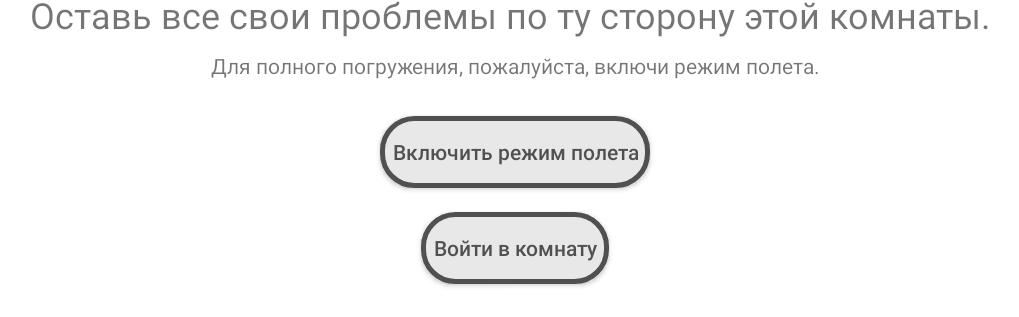
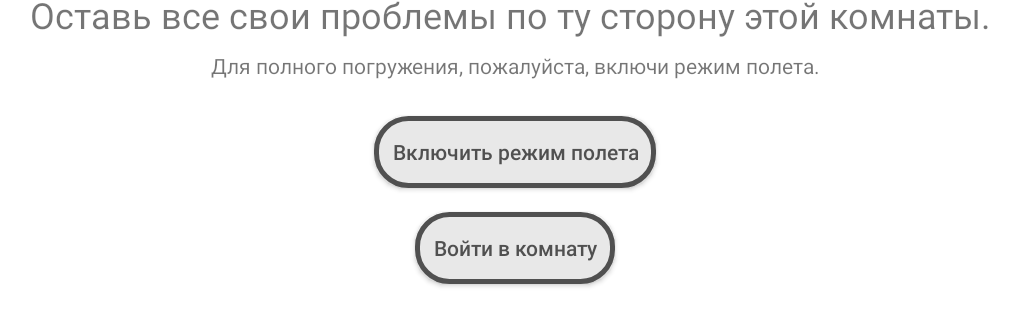
Before and after one commit to CodeBellum/hakvelonchillapp-mobile, an Android app: the StartActivity screen opened directly, with no data from a screen before it, on a phone screen of 824 x 412 dp (held sideways). Shown: the part 298-615 px from the top of the screen, without its empty margins (103-1122 px from the left). Run offline under Robolectric (Android 15) with nearby library versions, the phone set to English and light mode, and no system bars.

Commit message:
лоск лоснящийся

```diff
--- a/app/src/main/AndroidManifest.xml
+++ b/app/src/main/AndroidManifest.xml
@@ -7,9 +7,9 @@
 
     <application
         android:allowBackup="true"
-        android:icon="@mipmap/ic_launcher"
+        android:icon="@drawable/chill"
         android:label="@string/app_name"
-        android:roundIcon="@mipmap/ic_launcher_round"
+        android:roundIcon="@drawable/chill"
         android:supportsRtl="true"
         android:theme="@style/AppTheme">
         <activity
--- a/app/src/main/res/layout/activity_main.xml
+++ b/app/src/main/res/layout/activity_main.xml
@@ -74,7 +74,7 @@
             android:layout_margin="8dp"
             android:background="@drawable/background_btn"
             android:gravity="center"
-            android:padding="8dp"
+            android:padding="12dp"
             android:text="Выключить режим полета"
             android:textAllCaps="false"
             android:textColor="#505050" />
@@ -87,7 +87,7 @@
             android:layout_margin="8dp"
             android:background="@drawable/background_btn"
             android:gravity="center"
-            android:padding="8dp"
+            android:padding="12dp"
             android:text="Выйти из комнаты"
             android:textAllCaps="false"
             android:textColor="#505050" />
--- a/app/src/main/res/layout/activity_start.xml
+++ b/app/src/main/res/layout/activity_start.xml
@@ -24,7 +24,7 @@
             android:layout_margin="8dp"
             android:background="@drawable/background_btn"
             android:gravity="center"
-            android:padding="8dp"
+            android:padding="12dp"
             android:text="Включить режим полета"
             android:textAllCaps="false"
             android:textColor="#505050" />
@@ -37,7 +37,7 @@
             android:layout_margin="8dp"
             android:background="@drawable/background_btn"
             android:gravity="center"
-            android:padding="8dp"
+            android:padding="12dp"
             android:text="Войти в комнату"
             android:textAllCaps="false"
             android:textColor="#505050" />
--- a/app/src/main/res/values/styles.xml
+++ b/app/src/main/res/values/styles.xml
@@ -3,8 +3,8 @@
     <!-- Base application theme. -->
     <style name="AppTheme" parent="Theme.AppCompat.Light.NoActionBar">
         <!-- Customize your theme here. -->
-        <item name="colorPrimary">@color/colorPrimary</item>
-        <item name="colorPrimaryDark">@color/colorPrimaryDark</item>
+        <item name="colorPrimary">@color/white</item>
+        <item name="colorPrimaryDark">@color/white</item>
         <item name="colorAccent">@color/colorAccent</item>
     </style>
 
```
